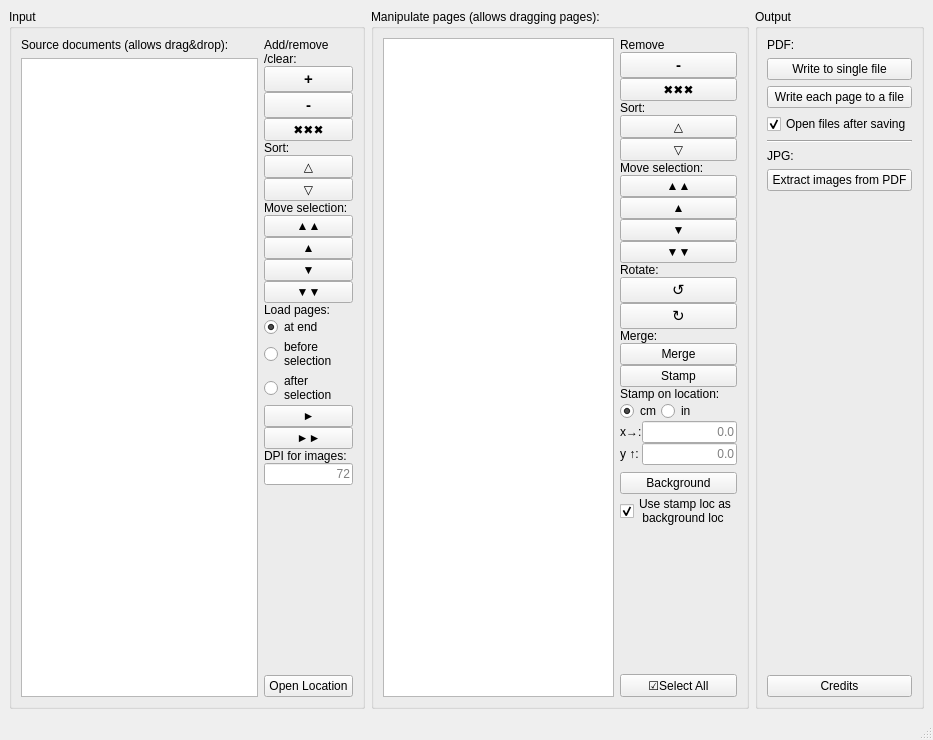
Above: data/wndmain.ui from ronanpaixao/PyPDFTK before the change. Below: the same form after it.
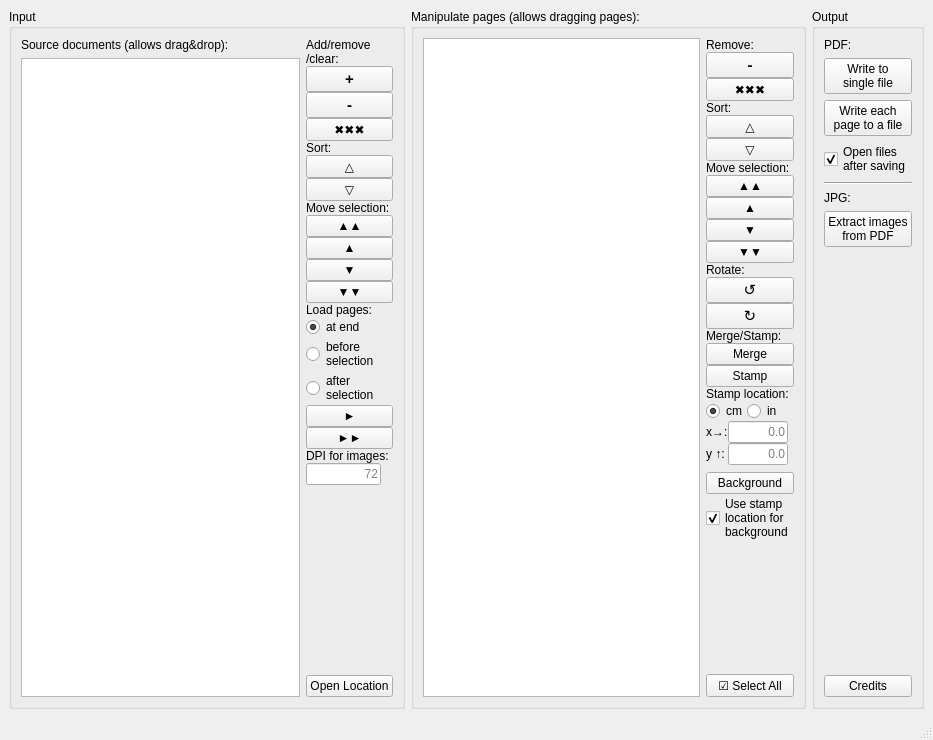
That is the form after the change. Icons and pictures are not drawn. Custom widgets are drawn as their Qt base class.

Commit message: Enhance horizontal space usage

Diff of the .ui file:
```diff
--- a/data/wndmain.ui
+++ b/data/wndmain.ui
@@ -254,6 +254,12 @@
          </item>
          <item>
           <widget class="QLineEdit" name="lineFileDPI">
+           <property name="maximumSize">
+            <size>
+             <width>75</width>
+             <height>16777215</height>
+            </size>
+           </property>
            <property name="alignment">
             <set>Qt::AlignRight|Qt::AlignTrailing|Qt::AlignVCenter</set>
            </property>
@@ -311,7 +317,7 @@
          <item>
           <widget class="QLabel" name="label_11">
            <property name="text">
-            <string>Remove</string>
+            <string>Remove:</string>
            </property>
           </widget>
          </item>
@@ -434,7 +440,7 @@
          <item>
           <widget class="QLabel" name="label_14">
            <property name="text">
-            <string>Merge:</string>
+            <string>Merge/Stamp:</string>
            </property>
           </widget>
          </item>
@@ -455,7 +461,7 @@
          <item>
           <widget class="QLabel" name="label_17">
            <property name="text">
-            <string>Stamp on location:</string>
+            <string>Stamp location:</string>
            </property>
           </widget>
          </item>
@@ -485,6 +491,12 @@
          </item>
          <item>
           <layout class="QFormLayout" name="formLayout">
+           <property name="sizeConstraint">
+            <enum>QLayout::SetFixedSize</enum>
+           </property>
+           <property name="fieldGrowthPolicy">
+            <enum>QFormLayout::FieldsStayAtSizeHint</enum>
+           </property>
            <property name="verticalSpacing">
             <number>0</number>
            </property>
@@ -498,16 +510,6 @@
              </property>
             </widget>
            </item>
-           <item row="1" column="1">
-            <widget class="QLineEdit" name="lineStampX">
-             <property name="alignment">
-              <set>Qt::AlignRight|Qt::AlignTrailing|Qt::AlignVCenter</set>
-             </property>
-             <property name="placeholderText">
-              <string>0.0</string>
-             </property>
-            </widget>
-           </item>
            <item row="2" column="0">
             <widget class="QLabel" name="label_16">
              <property name="text">
@@ -515,8 +517,42 @@
              </property>
             </widget>
            </item>
+           <item row="1" column="1">
+            <widget class="QLineEdit" name="lineStampX">
+             <property name="sizePolicy">
+              <sizepolicy hsizetype="Fixed" vsizetype="Fixed">
+               <horstretch>0</horstretch>
+               <verstretch>0</verstretch>
+              </sizepolicy>
+             </property>
+             <property name="maximumSize">
+              <size>
+               <width>60</width>
+               <height>16777215</height>
+              </size>
+             </property>
+             <property name="alignment">
+              <set>Qt::AlignRight|Qt::AlignTrailing|Qt::AlignVCenter</set>
+             </property>
+             <property name="placeholderText">
+              <string>0.0</string>
+             </property>
+            </widget>
+           </item>
            <item row="2" column="1">
             <widget class="QLineEdit" name="lineStampY">
+             <property name="sizePolicy">
+              <sizepolicy hsizetype="Fixed" vsizetype="Fixed">
+               <horstretch>0</horstretch>
+               <verstretch>0</verstretch>
+              </sizepolicy>
+             </property>
+             <property name="maximumSize">
+              <size>
+               <width>60</width>
+               <height>16777215</height>
+              </size>
+             </property>
              <property name="alignment">
               <set>Qt::AlignRight|Qt::AlignTrailing|Qt::AlignVCenter</set>
              </property>
@@ -537,8 +573,9 @@
          <item>
           <widget class="QCheckBox" name="chkBackgroundStampLoc">
            <property name="text">
-            <string>Use stamp loc as
- background loc</string>
+            <string>Use stamp
+location for
+background</string>
            </property>
            <property name="checked">
             <bool>true</bool>
@@ -561,7 +598,7 @@
          <item>
           <widget class="QPushButton" name="btnPageSelectAll">
            <property name="text">
-            <string>☑Select All</string>
+            <string>☑ Select All</string>
            </property>
           </widget>
          </item>
@@ -586,21 +623,24 @@
        <item>
         <widget class="QPushButton" name="btnWriteSingle">
          <property name="text">
-          <string>Write to single file</string>
+          <string>Write to
+single file</string>
          </property>
         </widget>
        </item>
        <item>
         <widget class="QPushButton" name="btnWriteMulti">
          <property name="text">
-          <string>Write each page to a file</string>
+          <string>Write each
+page to a file</string>
          </property>
         </widget>
        </item>
        <item>
         <widget class="QCheckBox" name="chkOpenOnSave">
          <property name="text">
-          <string>Open files after saving</string>
+          <string>Open files
+after saving</string>
          </property>
          <property name="checked">
           <bool>true</bool>
@@ -630,7 +670,8 @@
           <string>This saves images from file with a selected prefix. The file extension is chosen according to the image format (PNG, JPG, JP2 or TIFF).</string>
          </property>
          <property name="text">
-          <string>Extract images from PDF</string>
+          <string>Extract images
+from PDF</string>
          </property>
         </widget>
        </item>
@@ -665,7 +706,7 @@
      <x>0</x>
      <y>0</y>
      <width>933</width>
-     <height>26</height>
+     <height>21</height>
     </rect>
    </property>
   </widget>
```
